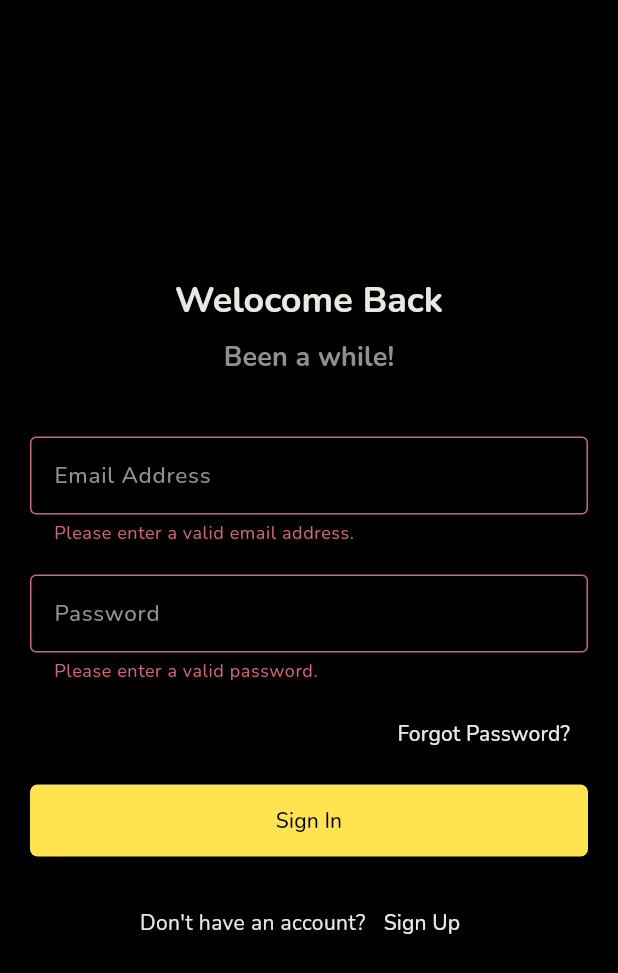
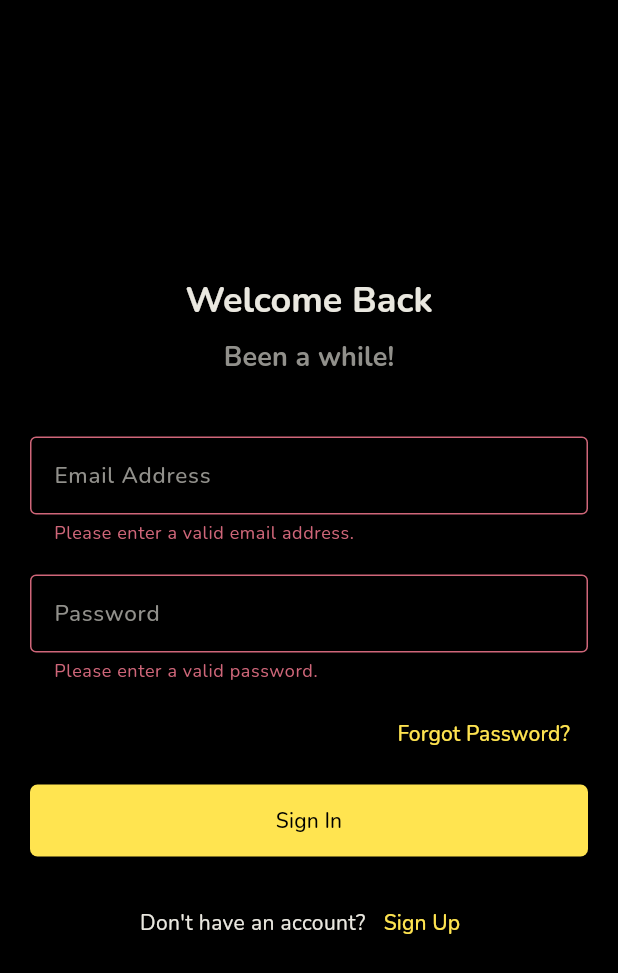
Before and after one commit to sunder-kirei/join_in_flutter, a Flutter app: the screen it shows after launch, after a tap on "Sign Up", after a tap on "Login", on a phone screen of 412 x 824 dp. Shown: the top 973 px of the screen. Run offline on Flutter 3.47's test engine with Material 2 defaults, Android fonts, the phone set to English and light mode, and no system bars; our stand-ins replace cloud_firestore, firebase_auth, firebase_core, fluttertoast, google_fonts; missing offline and left inert: flutter_initicon, zego_uikit_prebuilt_call; accounts and stored records are empty; generated files the repository leaves out were written again.

Commit message:
fixed signin bug

```diff
--- a/lib/screens/auth_screen.dart
+++ b/lib/screens/auth_screen.dart
@@ -53,6 +53,10 @@ class _AuthScreenState extends State<AuthScreen> {
     setState(() {
       isLoading = true;
     });
+    FirebaseAuth.instance.signInWithEmailAndPassword(
+      email: email!,
+      password: password!,
+    );
     setState(() {
       isLoading = false;
     });
@@ -81,7 +85,7 @@ class _AuthScreenState extends State<AuthScreen> {
                     mainAxisAlignment: MainAxisAlignment.center,
                     children: [
                       Text(
-                        isLogin ? "Welocome Back" : "Welcome to JoinIN!",
+                        isLogin ? "Welcome Back" : "Welcome to JoinIN!",
                         style: Theme.of(context).textTheme.titleLarge?.copyWith(
                               fontSize: 24,
                               fontWeight: FontWeight.w700,
@@ -158,6 +162,10 @@ class _AuthScreenState extends State<AuthScreen> {
                         child: TextButton(
                           onPressed: () {},
                           child: const Text("Forgot Password?"),
+                          style: TextButton.styleFrom(
+                            foregroundColor:
+                                Theme.of(context).colorScheme.primary,
+                          ),
                         ),
                       ),
                       const SizedBox(height: 10),
@@ -190,6 +198,10 @@ class _AuthScreenState extends State<AuthScreen> {
                                 isLogin = !isLogin;
                               });
                             },
+                            style: TextButton.styleFrom(
+                              foregroundColor:
+                                  Theme.of(context).colorScheme.primary,
+                            ),
                             child: Text(isLogin ? "Sign Up" : "Login"),
                           ),
                         ],
```
